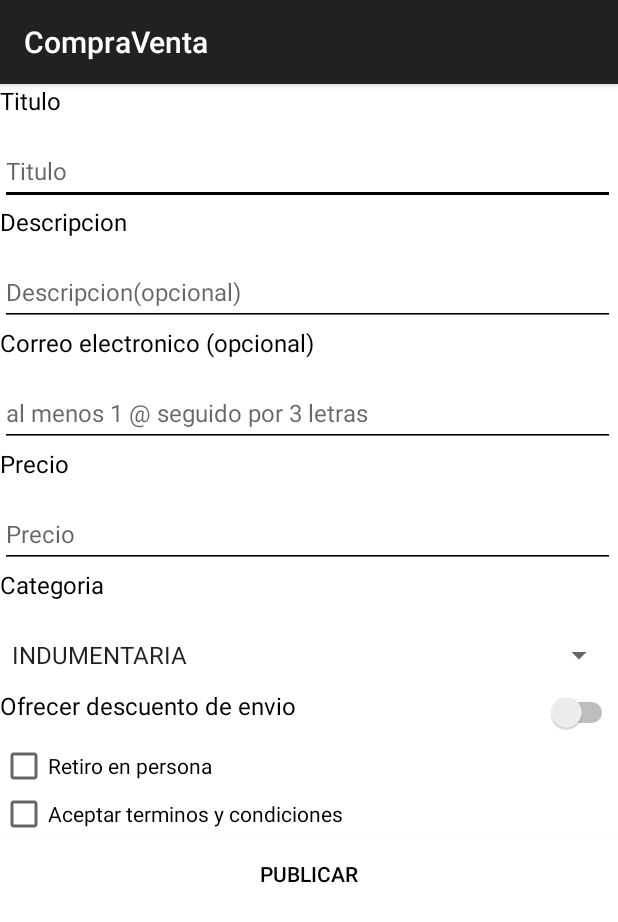
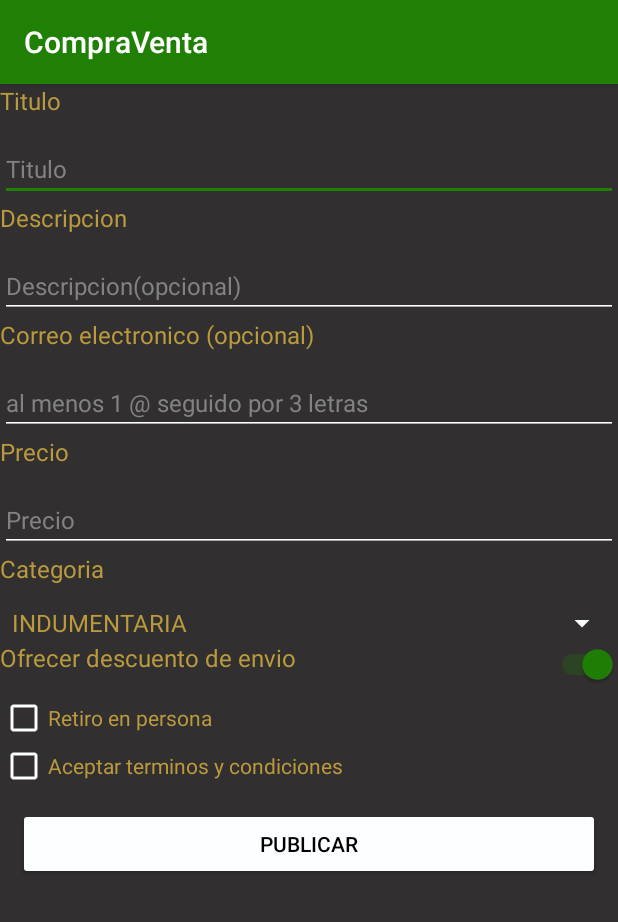
Before and after one commit to maty670/TPs, an Android app: the screen it shows after launch (MainActivity), on a phone screen of 412 x 824 dp. Shown: the top 922 px of the screen. Run offline under Robolectric (Android 15) with nearby library versions, the phone set to English and light mode, and no system bars.

Commit message:
Lab1 completado y revisado

```diff
--- a/app/build.gradle
+++ b/app/build.gradle
@@ -31,6 +31,7 @@ dependencies {
 
     implementation 'com.android.support:appcompat-v7:28.0.0'
     implementation 'com.android.support.constraint:constraint-layout:2.0.4'
+    implementation 'com.android.support:design:28.0.0'
     testImplementation 'junit:junit:4.+'
     androidTestImplementation 'com.android.support.test:runner:1.0.2'
     androidTestImplementation 'com.android.support.test.espresso:espresso-core:3.0.2'
--- a/app/src/main/java/com/example/compraventa/MainActivity.java
+++ b/app/src/main/java/com/example/compraventa/MainActivity.java
@@ -88,8 +88,8 @@ public class MainActivity extends AppCompatActivity {
 
 
         if (TituloVacio | PrecioVacio | (RetiroCheck & RetiroVacio ))
-            Toast.makeText(this,"Titulo, Precio y Retiro no pueden estar vacios", Toast.LENGTH_SHORT).show();
-        else if(Integer.parseInt(Precio)<=0)
+            Toast.makeText(this,"Titulo, Precio y Direccion de Retiro no pueden estar vacios", Toast.LENGTH_SHORT).show();
+        else if(Long.parseLong(Precio)<=0)
             Toast.makeText(this, "El precio debe ser mayor a 0", Toast.LENGTH_SHORT).show();
         else if(!CorreoVacio & (!(Correo.contains("@")) | !(Correo.lastIndexOf("@")<Correo.length()-3)))
             Toast.makeText(this, "Correo debe contener al menos 1 @ seguido de 3 letras", Toast.LENGTH_SHORT).show();
@@ -99,7 +99,8 @@ public class MainActivity extends AppCompatActivity {
             Toast.makeText(this, "Descuento debe ser mayor a 0%", Toast.LENGTH_SHORT).show();
         else if (TerminosNoCheck)
             Toast.makeText(this, "Debe aceptar los terminos y condiciones", Toast.LENGTH_SHORT).show();
-
+        else
+            Toast.makeText(this, "Formulario guardado con exito", Toast.LENGTH_SHORT).show();
 
 
     }
--- a/app/src/main/res/layout/activity_main.xml
+++ b/app/src/main/res/layout/activity_main.xml
@@ -23,16 +23,13 @@
                 android:layout_width="@dimen/txtWidth"
                 android:layout_height="@dimen/txtHeight"
                 android:text="@string/Titulo"
-                android:textColor="@color/txtColor"
                 android:textSize="@dimen/txtSize" />
 
             <EditText
                 android:id="@+id/editTitulo"
-                android:layout_width="@dimen/inputWidth"
-                android:layout_height="@dimen/inputHeight"
-                android:backgroundTint="@color/inputColorHint"
+                android:layout_width="match_parent"
+                android:layout_height="match_parent"
                 android:hint="@string/TituloHint"
-                android:textColor="@color/inputColor"
                 android:textSize="@dimen/txtSize" />
 
             <TextView
@@ -40,17 +37,14 @@
                 android:layout_width="@dimen/txtWidth"
                 android:layout_height="@dimen/txtHeight"
                 android:text="@string/Descripcion"
-                android:textColor="@color/txtColor"
                 android:textSize="@dimen/txtSize" />
 
             <EditText
                 android:id="@+id/editDescripcion"
-                android:layout_width="@dimen/inputWidth"
-                android:layout_height="@dimen/inputHeight"
+                android:layout_width="match_parent"
+                android:layout_height="match_parent"
                 android:hint="@string/DescripcionHint"
-                android:backgroundTint="@color/inputColorHint"
                 android:inputType="textMultiLine"
-                android:textColor="@color/inputColor"
                 android:textSize="@dimen/txtSize" />
 
             <TextView
@@ -58,17 +52,14 @@
                 android:layout_width="@dimen/txtWidth"
                 android:layout_height="@dimen/txtHeight"
                 android:text="@string/Correo"
-                android:textColor="@color/txtColor"
                 android:textSize="@dimen/txtSize" />
 
             <EditText
                 android:id="@+id/editCorreo"
-                android:layout_width="@dimen/inputWidth"
-                android:layout_height="@dimen/inputHeight"
+                android:layout_width="match_parent"
+                android:layout_height="match_parent"
                 android:hint="@string/CorreoHint"
-                android:backgroundTint="@color/inputColorHint"
                 android:inputType="textEmailAddress"
-                android:textColor="@color/inputColor"
                 android:textSize="@dimen/txtSize"
                 android:visibility="visible" />
 
@@ -77,17 +68,14 @@
                 android:layout_width="@dimen/txtWidth"
                 android:layout_height="@dimen/txtHeight"
                 android:text="@string/Precio"
-                android:textColor="@color/txtColor"
                 android:textSize="@dimen/txtSize" />
 
             <EditText
                 android:id="@+id/editPrecio"
-                android:layout_width="@dimen/inputWidth"
-                android:layout_height="@dimen/inputHeight"
+                android:layout_width="match_parent"
+                android:layout_height="match_parent"
                 android:hint="@string/PrecioHint"
-                android:backgroundTint="@color/inputColorHint"
                 android:inputType="number"
-                android:textColor="@color/inputColor"
                 android:textSize="@dimen/txtSize" />
 
             <TextView
@@ -95,13 +83,12 @@
                 android:layout_width="@dimen/txtWidth"
                 android:layout_height="@dimen/txtHeight"
                 android:text="@string/Categoria"
-                android:textColor="@color/txtColor"
                 android:textSize="@dimen/txtSize" />
 
             <Spinner
                 android:id="@+id/spinnerCategoria"
-                android:layout_width="@dimen/inputWidth"
-                android:layout_height="@dimen/inputHeight"
+                android:layout_width="match_parent"
+                android:layout_height="match_parent"
                 android:entries="@array/Categorias"
                 android:text="Seleccione Categoria" />
 
@@ -115,13 +102,13 @@
                     android:layout_width="@dimen/txtWidth"
                     android:layout_height="@dimen/txtHeight"
                     android:text="@string/DescEnvio"
-                    android:textColor="@color/txtColor"
                     android:textSize="@dimen/txtSize" />
 
                 <Switch
                     android:id="@+id/switchDescuento"
                     android:layout_width="match_parent"
                     android:layout_height="@dimen/txtHeight"
+                    android:checked="true"
                     android:gravity="end"
                     android:onClick="ActivarDescuento" />
 
@@ -159,17 +146,14 @@
                 android:layout_width="@dimen/txtWidth"
                 android:layout_height="@dimen/txtHeight"
                 android:text="@string/DirRetiro"
-                android:textColor="@color/txtColor"
                 android:textSize="@dimen/txtSize"
                 android:visibility="gone" />
 
             <EditText
                 android:id="@+id/editRetiro"
-                android:layout_width="@dimen/inputWidth"
-                android:layout_height="@dimen/inputHeight"
+                android:layout_width="match_parent"
+                android:layout_height="match_parent"
                 android:hint="@string/RetiroHint"
-                android:backgroundTint="@color/inputColorHint"
-                android:textColor="@color/inputColor"
                 android:textSize="@dimen/txtSize"
                 android:visibility="gone" />
 
@@ -183,11 +167,11 @@
                 android:id="@+id/buttonAceptar"
                 android:layout_width="match_parent"
                 android:layout_height="match_parent"
-                android:background="@color/botonColor"
+                android:layout_margin="12dp"
                 android:gravity="center"
                 android:onClick="ValidarCampos"
                 android:text="@string/Publicar"
-                android:textColor="@color/txtBotonColor"
+                android:textColor="@color/negro"
                 android:textSize="@dimen/txtBotonSize" />
 
         </LinearLayout>
--- a/app/src/main/res/values/colors.xml
+++ b/app/src/main/res/values/colors.xml
@@ -1,17 +1,23 @@
 <?xml version="1.0" encoding="utf-8"?>
 <resources>
 
-    <color name="Fondo">#FFFFFF</color>
-
-    <color name="txtColor">#000000</color>
-    <color name="inputColor">#111F71</color>
-    <color name="inputColorHint">#000000</color>
+    <color name="azulclaro">#FF018786</color>
+    <color name="azuloscuro">#014545</color>
+    <color name="purpura">#68286D</color>
+    <color name="negro">#FF000000</color>
+    <color name="white">#FFFFFF</color>
+    <color name="verde">#208006</color>
 
 
-    <color name="txtBotonColor">#020202</color>
-    <color name="botonColor">#FFFFFF</color>
+    <color name="Fondo">#D3333131</color>
 
-    <color name="SpinnerColor">#C3BEBE</color>
+    <color name="amarillo">#BA9A3E</color>
+    <color name="blanco">#FDFEFF</color>
+    <color name="gris">#838282</color>
+
+
+
+
 
 
 
--- a/app/src/main/res/values/dimensiones.xml
+++ b/app/src/main/res/values/dimensiones.xml
@@ -5,12 +5,8 @@
     <dimen name="txtWidth">250dp</dimen>
     <dimen name="txtSize">16sp</dimen>
 
-    <dimen name="inputHeight">45dp</dimen>
-    <dimen name="inputWidth">410dp</dimen>
     <dimen name="txtInputSize">14sp</dimen>
 
-    <dimen name="botonHeight">40dp</dimen>
-    <dimen name="botonWidth">200dp</dimen>
     <dimen name="txtBotonSize">14sp</dimen>
 
     <dimen name="seekBarHeight">350dp</dimen>
@@ -20,4 +16,6 @@
 
 
 
+
+
 </resources>
--- a/app/src/main/res/values/strings.xml
+++ b/app/src/main/res/values/strings.xml
@@ -1,5 +1,10 @@
 <resources>
     <string name="app_name">CompraVenta</string>
+    <string name="primary_color">Primary color</string>
+    <string name="button">Button</string>
+    <string name="secondary_color">Secondary color</string>
+    <string name="email_icon">email icon</string>
+
 
     <string name="Titulo">Titulo</string>
     <string name="Descripcion">Descripcion</string>
--- a/app/src/main/res/values/themes.xml
+++ b/app/src/main/res/values/themes.xml
@@ -1,8 +1,26 @@
 <resources xmlns:tools="http://schemas.android.com/tools">
     <!-- Base application theme. -->
     <style name="Theme.CompraVenta" parent="Theme.AppCompat.Light.DarkActionBar">
-        <!-- Primary brand color. -->
+        <item name="android:colorBackground">@color/Fondo</item>
+        <item name="colorPrimary">@color/verde</item>
+        <item name="colorPrimaryDark">@color/negro</item>
 
-        <!-- Customize your theme here. -->
+
+        <item name="android:textColor">@color/amarillo</item>
+        <item name="android:editTextColor">@color/blanco</item>
+        <item name="android:textColorHint">@color/gris</item>
+
+        <item name="android:textColorPrimaryDisableOnly">@color/amarillo</item>
+        <item name="colorControlActivated">@color/verde</item>
+        <item name="colorControlNormal">@color/blanco</item>
+
+        <item name="colorButtonNormal">@color/blanco</item>
+
+
+
+
     </style>
+
+
+
 </resources>
```
